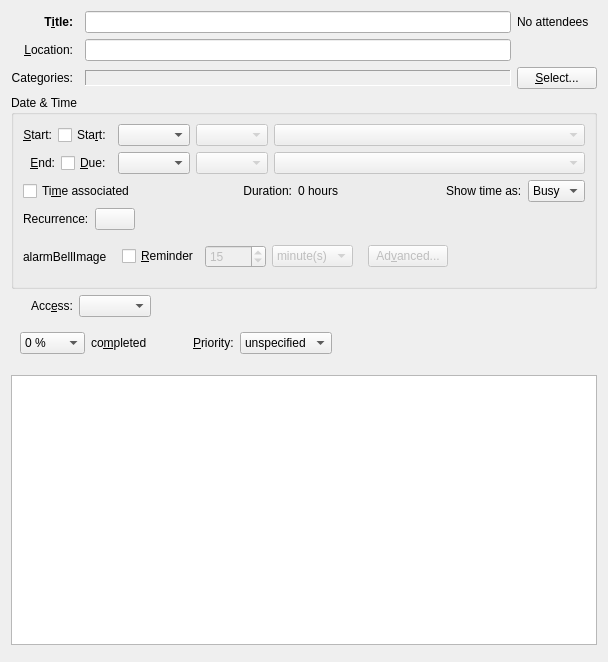
The window that incidenceeditors/incidencegeneral.ui (chusopr/kdepim-ktimetracker-akonadi) describes before a commit, drawn with Qt 5.
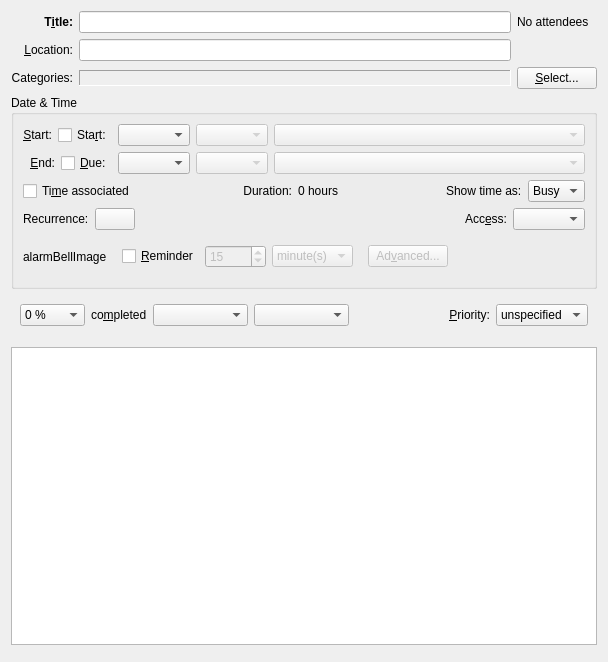
The same window after the commit. Custom widgets are drawn as their Qt base class.

Commit message: - Fix the completed combo of the todo editor - Some small layout changes.

The edit to the form file:
```diff
--- a/incidenceeditors/incidencegeneral.ui
+++ b/incidenceeditors/incidencegeneral.ui
@@ -48,7 +48,7 @@
      </property>
     </widget>
    </item>
-   <item row="0" column="2">
+   <item row="0" column="1">
     <widget class="KLineEdit" name="mSummaryEdit">
      <property name="sizePolicy">
       <sizepolicy hsizetype="MinimumExpanding" vsizetype="Fixed">
@@ -64,7 +64,7 @@
      </property>
     </widget>
    </item>
-   <item row="0" column="3">
+   <item row="0" column="2">
     <widget class="QLabel" name="mAttendeeSummaryLabel">
      <property name="text">
       <string>No attendees</string>
@@ -90,7 +90,7 @@
      </property>
     </widget>
    </item>
-   <item row="1" column="2">
+   <item row="1" column="1">
     <widget class="KLineEdit" name="mLocationEdit">
      <property name="sizePolicy">
       <sizepolicy hsizetype="MinimumExpanding" vsizetype="Fixed">
@@ -125,7 +125,7 @@
      </property>
     </widget>
    </item>
-   <item row="2" column="2">
+   <item row="2" column="1">
     <widget class="KSqueezedTextLabel" name="mCategoriesLabel">
      <property name="sizePolicy">
       <sizepolicy hsizetype="Expanding" vsizetype="Fixed">
@@ -150,14 +150,14 @@
      </property>
     </widget>
    </item>
-   <item row="2" column="3">
+   <item row="2" column="2">
     <widget class="QPushButton" name="pushButton">
      <property name="text">
       <string>&amp;Select...</string>
      </property>
     </widget>
    </item>
-   <item row="3" column="0" rowspan="2" colspan="4">
+   <item row="3" column="0" rowspan="2" colspan="3">
     <widget class="QGroupBox" name="groupBox">
      <property name="sizePolicy">
       <sizepolicy hsizetype="Preferred" vsizetype="Fixed">
@@ -436,6 +436,50 @@
           </property>
          </spacer>
         </item>
+        <item>
+         <widget class="QLabel" name="label_3">
+          <property name="sizePolicy">
+           <sizepolicy hsizetype="Minimum" vsizetype="Preferred">
+            <horstretch>0</horstretch>
+            <verstretch>0</verstretch>
+           </sizepolicy>
+          </property>
+          <property name="toolTip">
+           <string extracomment="@info:tooltip">Set the secrecy level</string>
+          </property>
+          <property name="whatsThis">
+           <string extracomment="@info:whatsthis">Sets whether the access to this event or to-do is restricted. Please note that KOrganizer currently does not use this setting, so the implementation of the restrictions will depend on the groupware server. This means that events or to-dos marked as private or confidential may be visible to others.</string>
+          </property>
+          <property name="text">
+           <string extracomment="@label">Acc&amp;ess:</string>
+          </property>
+          <property name="alignment">
+           <set>Qt::AlignRight|Qt::AlignTrailing|Qt::AlignVCenter</set>
+          </property>
+          <property name="buddy">
+           <cstring>mSecrecyCombo</cstring>
+          </property>
+         </widget>
+        </item>
+        <item>
+         <widget class="KComboBox" name="mSecrecyCombo">
+          <property name="sizePolicy">
+           <sizepolicy hsizetype="Minimum" vsizetype="Fixed">
+            <horstretch>0</horstretch>
+            <verstretch>0</verstretch>
+           </sizepolicy>
+          </property>
+          <property name="toolTip">
+           <string extracomment="@info:tooltip">Set the secrecy level</string>
+          </property>
+          <property name="whatsThis">
+           <string extracomment="@info:whatsthis">Sets whether the access to this event or to-do is restricted. Please note that KOrganizer currently does not use this setting, so the implementation of the restrictions will depend on the groupware server. This means that events or to-dos marked as private or confidential may be visible to others.</string>
+          </property>
+          <property name="sizeAdjustPolicy">
+           <enum>QComboBox::AdjustToContents</enum>
+          </property>
+         </widget>
+        </item>
        </layout>
       </item>
       <item row="4" column="0" colspan="4">
@@ -605,72 +649,17 @@
      </layout>
     </widget>
    </item>
-   <item row="5" column="0">
-    <widget class="QLabel" name="label_3">
-     <property name="sizePolicy">
-      <sizepolicy hsizetype="Minimum" vsizetype="Preferred">
-       <horstretch>0</horstretch>
-       <verstretch>0</verstretch>
-      </sizepolicy>
-     </property>
-     <property name="toolTip">
-      <string extracomment="@info:tooltip">Set the secrecy level</string>
-     </property>
-     <property name="whatsThis">
-      <string extracomment="@info:whatsthis">Sets whether the access to this event or to-do is restricted. Please note that KOrganizer currently does not use this setting, so the implementation of the restrictions will depend on the groupware server. This means that events or to-dos marked as private or confidential may be visible to others.</string>
-     </property>
-     <property name="text">
-      <string extracomment="@label">Acc&amp;ess:</string>
-     </property>
-     <property name="alignment">
-      <set>Qt::AlignRight|Qt::AlignTrailing|Qt::AlignVCenter</set>
-     </property>
-     <property name="buddy">
-      <cstring>mSecrecyCombo</cstring>
-     </property>
-    </widget>
-   </item>
-   <item row="5" column="1" colspan="3">
-    <layout class="QHBoxLayout" name="horizontalLayout_2">
-     <item>
-      <widget class="KComboBox" name="mSecrecyCombo">
-       <property name="sizePolicy">
-        <sizepolicy hsizetype="Minimum" vsizetype="Fixed">
-         <horstretch>0</horstretch>
-         <verstretch>0</verstretch>
-        </sizepolicy>
-       </property>
-       <property name="toolTip">
-        <string extracomment="@info:tooltip">Set the secrecy level</string>
-       </property>
-       <property name="whatsThis">
-        <string extracomment="@info:whatsthis">Sets whether the access to this event or to-do is restricted. Please note that KOrganizer currently does not use this setting, so the implementation of the restrictions will depend on the groupware server. This means that events or to-dos marked as private or confidential may be visible to others.</string>
-       </property>
-       <property name="sizeAdjustPolicy">
-        <enum>QComboBox::AdjustToContents</enum>
-       </property>
-      </widget>
-     </item>
-     <item>
-      <spacer name="horizontalSpacer_7">
-       <property name="orientation">
-        <enum>Qt::Horizontal</enum>
-       </property>
-       <property name="sizeHint" stdset="0">
-        <size>
-         <width>40</width>
-         <height>20</height>
-        </size>
-       </property>
-      </spacer>
-     </item>
-    </layout>
-   </item>
-   <item row="6" column="0" colspan="4">
+   <item row="5" column="0" colspan="3">
     <widget class="QWidget" name="mTodoSpecifics" native="true">
      <layout class="QGridLayout" name="gridLayout_4">
-      <item row="0" column="1">
+      <item row="1" column="1">
        <widget class="QLabel" name="mCompletedLabel">
+        <property name="sizePolicy">
+         <sizepolicy hsizetype="Fixed" vsizetype="Preferred">
+          <horstretch>0</horstretch>
+          <verstretch>0</verstretch>
+         </sizepolicy>
+        </property>
         <property name="text">
          <string extracomment="percent completed">co&amp;mpleted</string>
         </property>
@@ -679,17 +668,20 @@
         </property>
        </widget>
       </item>
-      <item row="0" column="0">
+      <item row="1" column="0">
        <widget class="QComboBox" name="mCompletedCombo">
+        <property name="sizePolicy">
+         <sizepolicy hsizetype="Fixed" vsizetype="Fixed">
+          <horstretch>0</horstretch>
+          <verstretch>0</verstretch>
+         </sizepolicy>
+        </property>
         <property name="toolTip">
          <string/>
         </property>
         <property name="whatsThis">
          <string extracomment="@info:whatsthis">Sets the current completion status of this to-do as a percentage.</string>
         </property>
-        <property name="sizeAdjustPolicy">
-         <enum>QComboBox::AdjustToContents</enum>
-        </property>
         <item>
          <property name="text">
           <string extracomment="@item:inlistbox Percent complete">0 %</string>
@@ -747,7 +739,7 @@
         </item>
        </widget>
       </item>
-      <item row="0" column="2">
+      <item row="1" column="4">
        <spacer name="horizontalSpacer">
         <property name="orientation">
          <enum>Qt::Horizontal</enum>
@@ -763,7 +755,7 @@
         </property>
        </spacer>
       </item>
-      <item row="0" column="3">
+      <item row="1" column="5">
        <widget class="QLabel" name="label_12">
         <property name="whatsThis">
          <string extracomment="@label">Sets the priority of this to-do on a scale from one to nine, with one being the highest priority, five being a medium priority, and nine being the lowest. In programs that have a different scale, the numbers will be adjusted to match the appropriate scale.</string>
@@ -771,13 +763,22 @@
         <property name="text">
          <string>&amp;Priority:</string>
         </property>
+        <property name="alignment">
+         <set>Qt::AlignRight|Qt::AlignTrailing|Qt::AlignVCenter</set>
+        </property>
         <property name="buddy">
          <cstring>mPriorityCombo</cstring>
         </property>
        </widget>
       </item>
-      <item row="0" column="4">
+      <item row="1" column="6">
        <widget class="QComboBox" name="mPriorityCombo">
+        <property name="sizePolicy">
+         <sizepolicy hsizetype="Fixed" vsizetype="Fixed">
+          <horstretch>0</horstretch>
+          <verstretch>0</verstretch>
+         </sizepolicy>
+        </property>
         <property name="whatsThis">
          <string extracomment="@info:whatsthis">Sets the priority of this to-do on a scale from one to nine, with one being the highest priority, five being a medium priority, and nine being the lowest. In programs that have a different scale, the numbers will be adjusted to match the appropriate scale.</string>
         </property>
@@ -836,26 +837,19 @@
         </item>
        </widget>
       </item>
-      <item row="0" column="5">
-       <spacer name="horizontalSpacer_6">
-        <property name="orientation">
-         <enum>Qt::Horizontal</enum>
-        </property>
-        <property name="sizeHint" stdset="0">
-         <size>
-          <width>40</width>
-          <height>20</height>
-         </size>
-        </property>
-       </spacer>
+      <item row="1" column="2">
+       <widget class="KPIM::KDateEdit" name="mCompletionDateEdit"/>
+      </item>
+      <item row="1" column="3">
+       <widget class="KPIM::KTimeEdit" name="mCompletionTimeEdit"/>
       </item>
      </layout>
     </widget>
    </item>
-   <item row="7" column="0" colspan="4">
+   <item row="6" column="0" colspan="3">
     <widget class="QWidget" name="mEditToolBarPlaceHolder" native="true"/>
    </item>
-   <item row="8" column="0" colspan="4">
+   <item row="7" column="0" colspan="3">
     <widget class="KRichTextWidget" name="mDescriptionEdit">
      <property name="toolTip">
       <string extracomment="@info:tooltip">Set the description in plain text or rich text.</string>
@@ -868,7 +862,7 @@
      </property>
     </widget>
    </item>
-   <item row="9" column="0" colspan="4">
+   <item row="8" column="0" colspan="3">
     <widget class="QWidget" name="mAttachmentPlaceHolder" native="true"/>
    </item>
   </layout>
```
The commit also changes 2 other files.
